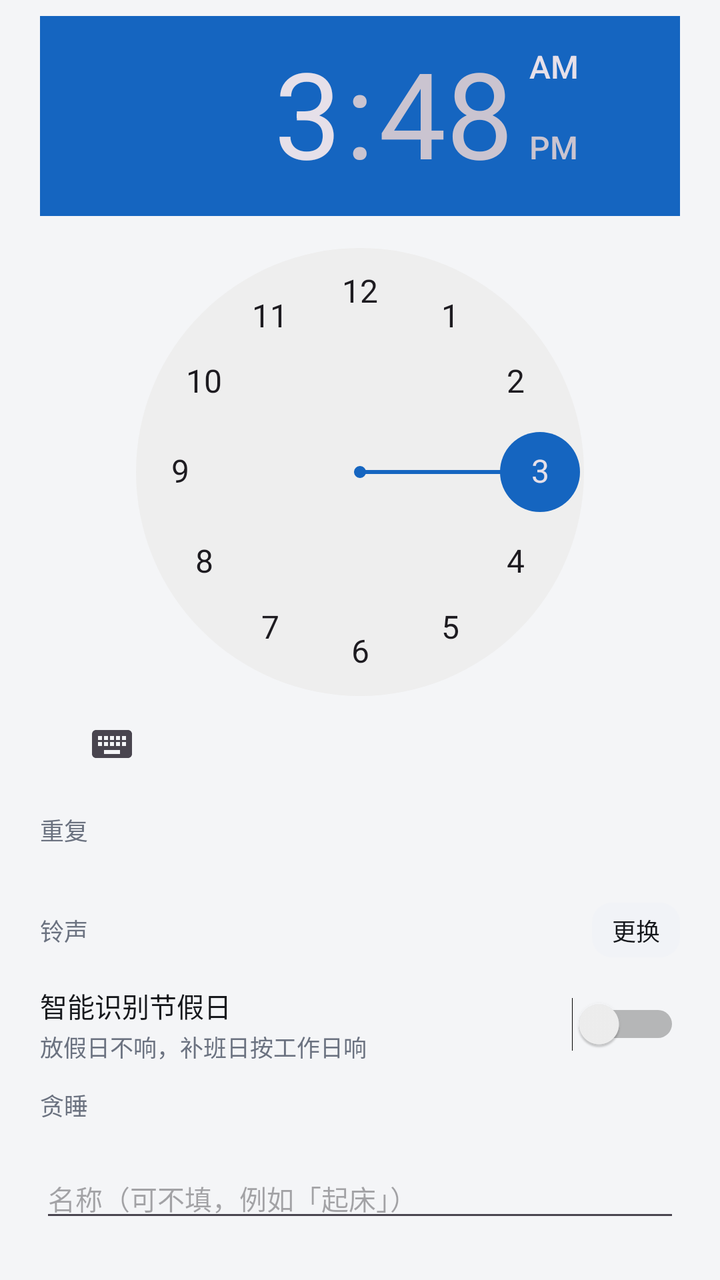
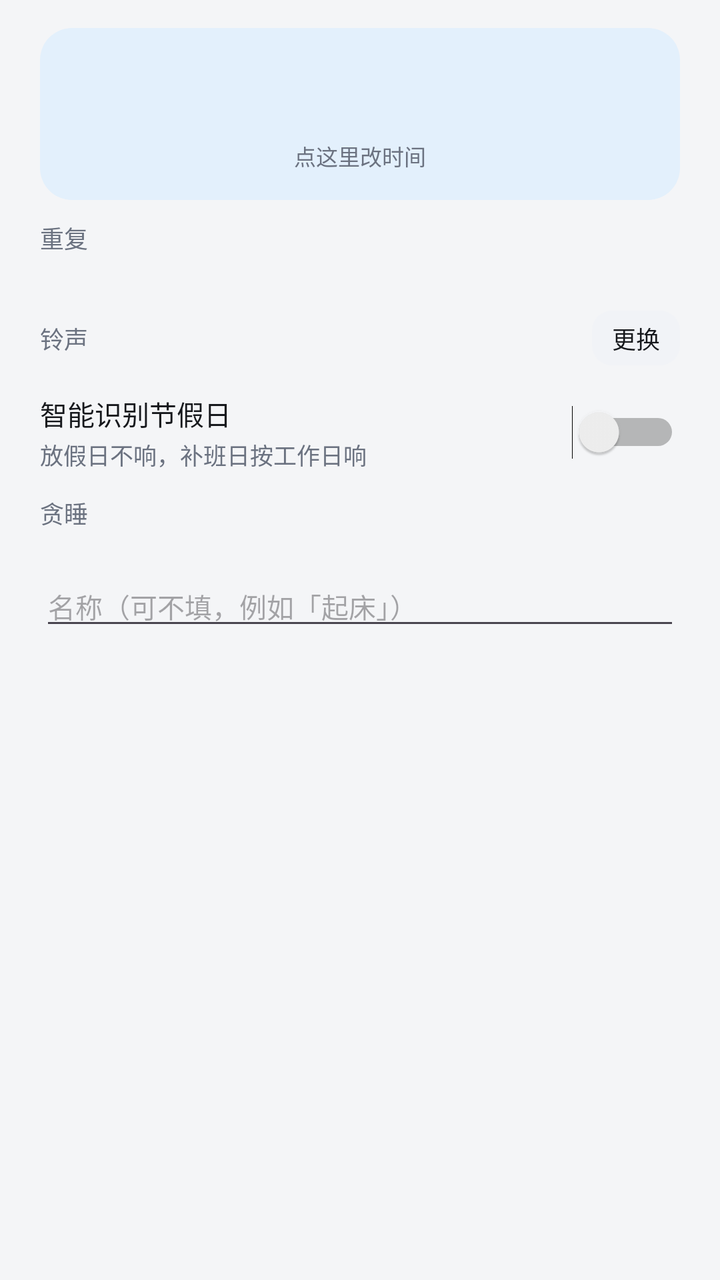

The first picture is an Android layout as it rendered before a commit; the second is the same layout after the commit. The layout source and the unified diff follow.
<!-- AndroidManifest.xml: application theme Theme.Timetable -->
<!-- res/layout/dialog_alarm_edit.xml -->
<?xml version="1.0" encoding="utf-8"?>
<ScrollView xmlns:android="http://schemas.android.com/apk/res/android"
    android:layout_width="match_parent"
    android:layout_height="wrap_content">

    <LinearLayout
        android:layout_width="match_parent"
        android:layout_height="wrap_content"
        android:orientation="vertical"
        android:paddingHorizontal="20dp"
        android:paddingTop="8dp"
        android:paddingBottom="4dp">

        <TextView
            android:id="@+id/tvTarget"
            android:layout_width="match_parent"
            android:layout_height="wrap_content"
            android:includeFontPadding="false"
            android:textColor="?attr/accentColor"
            android:textSize="13sp"
            android:visibility="gone" />

        <TimePicker
            android:id="@+id/timePicker"
            android:layout_width="wrap_content"
            android:layout_height="wrap_content"
            android:layout_gravity="center_horizontal"
            android:timePickerMode="clock" />

        <TextView
            android:id="@+id/tvRepeatTitle"
            android:layout_width="match_parent"
            android:layout_height="wrap_content"
            android:layout_marginTop="10dp"
            android:includeFontPadding="false"
            android:text="重复"
            android:textColor="@color/text_secondary"
            android:textSize="12sp" />

        <LinearLayout
            android:id="@+id/dayRow"
            android:layout_width="match_parent"
            android:layout_height="wrap_content"
            android:layout_marginTop="6dp"
            android:orientation="horizontal" />

        <LinearLayout
            android:id="@+id/presetRow"
            android:layout_width="match_parent"
            android:layout_height="wrap_content"
            android:layout_marginTop="8dp"
            android:orientation="horizontal" />

        <TextView
            android:id="@+id/tvLeadTitle"
            android:layout_width="match_parent"
            android:layout_height="wrap_content"
            android:layout_marginTop="14dp"
            android:includeFontPadding="false"
            android:text="提前多久响"
            android:textColor="@color/text_secondary"
            android:textSize="12sp"
            android:visibility="gone" />

        <LinearLayout
            android:id="@+id/leadRow"
            android:layout_width="match_parent"
            android:layout_height="wrap_content"
            android:layout_marginTop="6dp"
            android:orientation="horizontal"
            android:visibility="gone" />

        
        <LinearLayout
            android:id="@+id/leadCustomRow"
            android:layout_width="match_parent"
            android:layout_height="wrap_content"
            android:layout_marginTop="6dp"
            android:orientation="horizontal"
            android:visibility="gone" />

        <LinearLayout
            android:layout_width="match_parent"
            android:layout_height="wrap_content"
            android:layout_marginTop="14dp"
            android:gravity="center_vertical"
            android:orientation="horizontal">

            
            <TextView
                android:layout_width="wrap_content"
                android:layout_height="wrap_content"
                android:includeFontPadding="false"
                android:text="铃声"
                android:textColor="@color/text_secondary"
                android:textSize="12sp" />

            <TextView
                android:id="@+id/tvSound"
                android:layout_width="0dp"
                android:layout_height="wrap_content"
                android:layout_marginStart="12dp"
                android:layout_weight="1"
                android:ellipsize="end"
                android:includeFontPadding="false"
                android:maxLines="1"
                android:textColor="?attr/accentColor"
                android:textSize="13sp" />

            <TextView
                android:id="@+id/btnPickSound"
                android:layout_width="wrap_content"
                android:layout_height="wrap_content"
                android:layout_marginStart="12dp"
                android:background="@drawable/bg_duration_chip"
                android:includeFontPadding="false"
                android:paddingHorizontal="10dp"
                android:paddingVertical="5dp"
                android:text="更换"
                android:textColor="@color/text_primary"
                android:textSize="12sp" />
        </LinearLayout>

        <LinearLayout
            android:layout_width="match_parent"
            android:layout_height="wrap_content"
            android:layout_marginTop="14dp"
            android:gravity="center_vertical"
            android:orientation="horizontal">

            <LinearLayout
                android:layout_width="0dp"
                android:layout_height="wrap_content"
                android:layout_weight="1"
                android:orientation="vertical">

                <TextView
                    android:layout_width="match_parent"
                    android:layout_height="wrap_content"
                    android:includeFontPadding="false"
                    android:text="智能识别节假日"
                    android:textColor="@color/text_primary"
                    android:textSize="13.5sp" />

                <TextView
                    android:id="@+id/tvHolidayNote"
                    android:layout_width="match_parent"
                    android:layout_height="wrap_content"
                    android:layout_marginTop="2dp"
                    android:includeFontPadding="false"
                    android:lineSpacingExtra="2dp"
                    android:text="放假日不响，补班日按工作日响"
                    android:textColor="@color/text_secondary"
                    android:textSize="11.5sp" />
            </LinearLayout>

            <Switch
                android:id="@+id/swHoliday"
                android:layout_width="wrap_content"
                android:layout_height="wrap_content"
                android:layout_marginStart="8dp" />
        </LinearLayout>

        <TextView
            android:layout_width="match_parent"
            android:layout_height="wrap_content"
            android:layout_marginTop="12dp"
            android:includeFontPadding="false"
            android:text="贪睡"
            android:textColor="@color/text_secondary"
            android:textSize="12sp" />

        <LinearLayout
            android:id="@+id/snoozeRow"
            android:layout_width="match_parent"
            android:layout_height="wrap_content"
            android:layout_marginTop="6dp"
            android:orientation="horizontal" />

        <EditText
            android:id="@+id/etLabel"
            android:layout_width="match_parent"
            android:layout_height="wrap_content"
            android:layout_marginTop="12dp"
            android:hint="名称（可不填，例如「起床」）"
            android:importantForAutofill="no"
            android:inputType="text"
            android:maxLength="12"
            android:textSize="13.5sp" />
    </LinearLayout>
</ScrollView>
<!-- resources referenced by this layout -->
<resources>
  <color name="text_primary">#16181C</color>
  <color name="text_secondary">#6B7280</color>
  <!-- drawable bg_duration_chip (drawable) -->
  <?xml version="1.0" encoding="utf-8"?>
  <shape xmlns:android="http://schemas.android.com/apk/res/android"
      android:shape="rectangle">
      <solid android:color="@color/chip_bg" />
      <corners android:radius="10dp" />
  </shape>
  <style name="Theme.Timetable" parent="Theme.Material3.DayNight.NoActionBar">
          <item name="android:windowBackground">@color/app_bg</item>
  
          <item name="accentColor">@color/accent_blue</item>
          <item name="accentSoftColor">@color/accent_soft_blue</item>
  
          <item name="colorPrimary">@color/accent_blue</item>
          <item name="colorOnPrimary">@color/on_accent</item>
          <item name="colorPrimaryContainer">@color/accent_soft_blue</item>
          <item name="colorOnPrimaryContainer">@color/accent_blue</item>
  
          <item name="colorSecondary">@color/accent_blue</item>
          <item name="colorOnSecondary">@color/on_accent</item>
  
          <item name="colorSecondaryContainer">@color/accent_soft_blue</item>
          <item name="colorOnSecondaryContainer">@color/accent_blue</item>
  
          <item name="colorAccent">@color/accent_blue</item>
          <item name="android:colorControlActivated">@color/accent_blue</item>
      </style>
  <color name="chip_bg">#F1F3F7</color>
  <color name="app_bg">#F4F5F7</color>
  <color name="accent_blue">#1565C0</color>
  <color name="accent_soft_blue">#E3F0FC</color>
  <color name="on_accent">#FFFFFF</color>
</resources>

<!-- the commit's change to res/layout/dialog_alarm_edit.xml (unified diff, before → after) -->
@@ -20,12 +20,36 @@
             android:textSize="13sp"
             android:visibility="gone" />
 
-        <TimePicker
-            android:id="@+id/timePicker"
-            android:layout_width="wrap_content"
-            android:layout_height="wrap_content"
-            android:layout_gravity="center_horizontal"
-            android:timePickerMode="clock" />
+        
+        <LinearLayout
+            android:id="@+id/timeBox"
+            android:layout_width="match_parent"
+            android:layout_height="wrap_content"
+            android:layout_marginTop="6dp"
+            android:background="@drawable/bg_card_accent"
+            android:gravity="center"
+            android:orientation="vertical"
+            android:paddingVertical="14dp">
+
+            <TextView
+                android:id="@+id/tvTime"
+                android:layout_width="wrap_content"
+                android:layout_height="wrap_content"
+                android:includeFontPadding="false"
+                android:textColor="?attr/accentColor"
+                android:textSize="34sp"
+                android:textStyle="bold" />
+
+            <TextView
+                android:id="@+id/tvTimeHint"
+                android:layout_width="wrap_content"
+                android:layout_height="wrap_content"
+                android:layout_marginTop="2dp"
+                android:includeFontPadding="false"
+                android:text="点这里改时间"
+                android:textColor="@color/text_secondary"
+                android:textSize="11sp" />
+        </LinearLayout>
 
         <TextView
             android:id="@+id/tvRepeatTitle"
<!-- resource entries referenced after the edit -->
@@ -2,6 +2,13 @@
 <resources>
   <color name="text_primary">#16181C</color>
   <color name="text_secondary">#6B7280</color>
+  <!-- drawable bg_card_accent (drawable) -->
+  <?xml version="1.0" encoding="utf-8"?>
+  <shape xmlns:android="http://schemas.android.com/apk/res/android"
+      android:shape="rectangle">
+      <solid android:color="?attr/accentSoftColor" />
+      <corners android:radius="@dimen/card_radius" />
+  </shape>
   <!-- drawable bg_duration_chip (drawable) -->
   <?xml version="1.0" encoding="utf-8"?>
   <shape xmlns:android="http://schemas.android.com/apk/res/android"
@@ -29,6 +36,7 @@
           <item name="colorAccent">@color/accent_blue</item>
           <item name="android:colorControlActivated">@color/accent_blue</item>
       </style>
+  <dimen name="card_radius">16dp</dimen>
   <color name="chip_bg">#F1F3F7</color>
   <color name="app_bg">#F4F5F7</color>
   <color name="accent_blue">#1565C0</color>
